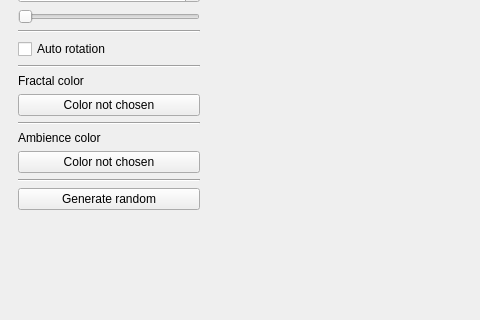
The window that ui/mainwindow.ui (Constantor/fractals3d) describes before a commit, drawn with Qt 5; both pictures show x 0 to 480 and y 352 to 672 of the 1000 by 855 pixel window.
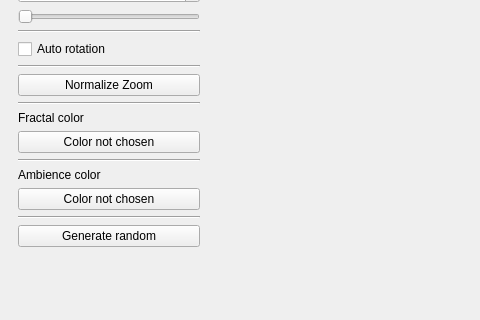
The same window after the commit. Custom widgets are drawn as their Qt base class.

Commit message: Ability to normalize zoom

The edit to the form file:
```diff
--- a/ui/mainwindow.ui
+++ b/ui/mainwindow.ui
@@ -285,6 +285,23 @@
 									</property>
 								</widget>
 							</item>
+       <item>
+        <widget class="QPushButton" name="zoomButton">
+         <property name="text">
+          <string>Normalize Zoom</string>
+         </property>
+        </widget>
+       </item>
+       <item>
+        <widget class="QFrame" name="frame9">
+         <property name="frameShape">
+          <enum>QFrame::HLine</enum>
+         </property>
+         <property name="frameShadow">
+          <enum>QFrame::Sunken</enum>
+         </property>
+        </widget>
+       </item>
 							<item>
 								<widget class="QLabel" name="fractalColorHintLabel">
 									<property name="text">
```
Lines whose indentation alone changed are shown as unchanged. The commit also changes 2 other files.
